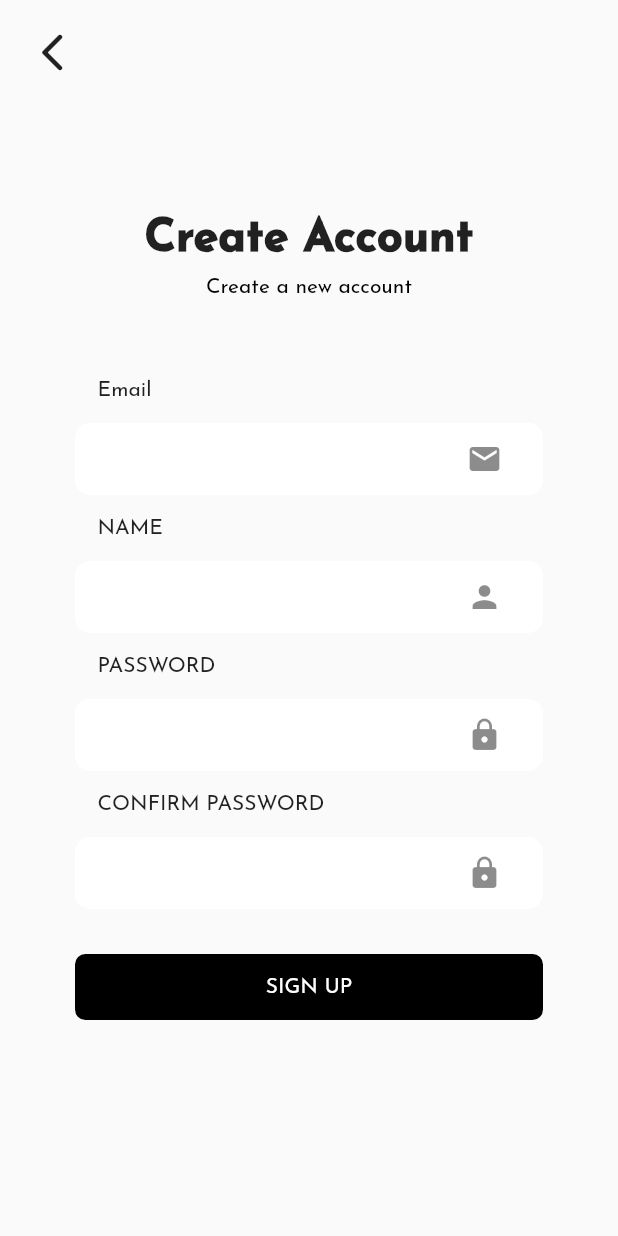
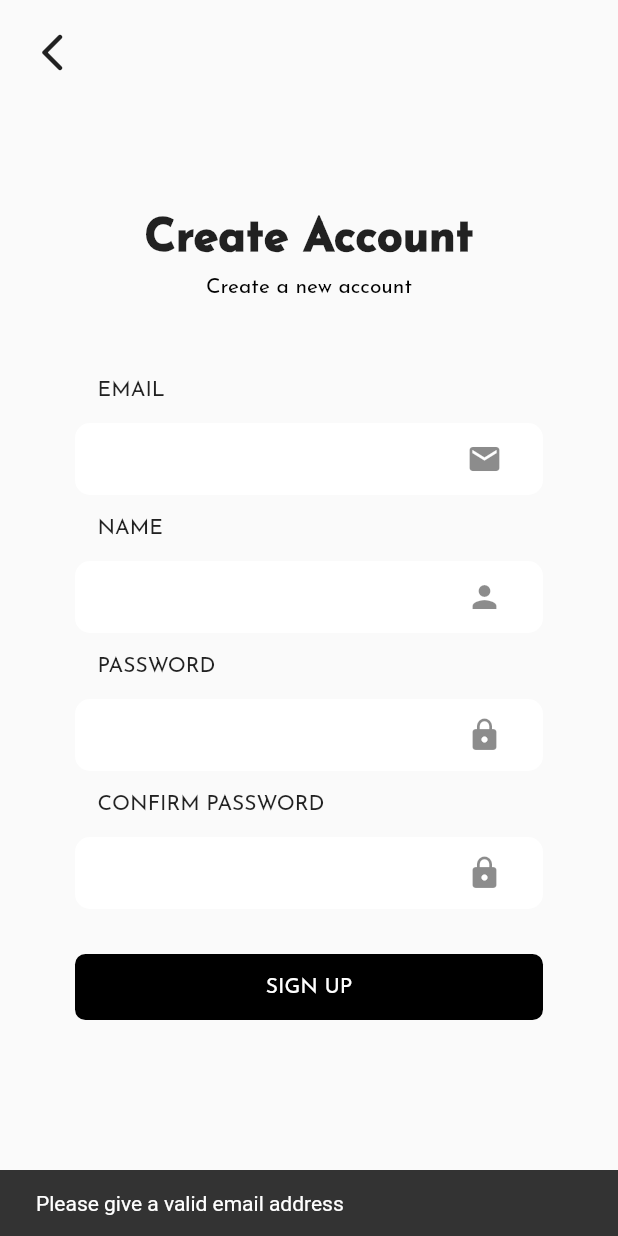
Before and after one commit to Rikoairlan57/ListAnimeMobile, a Flutter app: the RegisterScreen screen opened by its route, after a tap on "SIGN UP", on a phone screen of 412 x 824 dp. Run offline on Flutter 3.47's test engine with Material 2 defaults, Android fonts, the light colour scheme and no system bars; our stand-ins replace cloud_firestore, dio, firebase_auth, firebase_core, google_fonts; accounts and stored records are empty; network calls fail.

Commit message:
✨ ⚡️ 🎨 created register and logic with firebase auth

```diff
--- /dev/null
+++ b/lib/extensions/email_validator.dart
@@ -0,0 +1,7 @@
+extension EmailValidator on String {
+  bool isValidEmail() {
+    return RegExp(
+            r'^(([^<>()[\]\\.,;:\s@\"]+(\.[^<>()[\]\\.,;:\s@\"]+)*)|(\".+\"))@((\[[0-9]{1,3}\.[0-9]{1,3}\.[0-9]{1,3}\.[0-9]{1,3}\])|(([a-zA-Z\-0-9]+\.)+[a-zA-Z]{2,}))$')
+        .hasMatch(this);
+  }
+}
--- a/lib/screens/register_screen.dart
+++ b/lib/screens/register_screen.dart
@@ -1,6 +1,11 @@
 // ignore_for_file: sort_child_properties_last, prefer_const_constructors
 
+import 'package:cloud_firestore/cloud_firestore.dart';
+import 'package:firebase_auth/firebase_auth.dart';
 import 'package:flutter/material.dart';
+import 'package:listanime/screens/home_screen.dart';
+
+import '../extensions/email_validator.dart';
 
 class RegisterScreen extends StatelessWidget {
   RegisterScreen({super.key});
@@ -14,8 +19,39 @@
 
   @override
   Widget build(BuildContext context) {
+    void _submit() async {
+      final validate = _formKey.currentState!.validate();
+      if (validate) {
+        _formKey.currentState!.save();
+        if (password != c_password) {
+          ScaffoldMessenger.of(context)
+              .showSnackBar(SnackBar(content: Text('Passwords is different')));
+          return;
+        }
+        try {
+          String user = '';
+          print(email);
+          await FirebaseAuth.instance
+              .createUserWithEmailAndPassword(email: email, password: password)
+              .then((value) => user = value.user!.uid);
+          await FirebaseFirestore.instance.collection('users').doc(user).set({
+            'email': email.trim(),
+            'name': name,
+            'bio': '',
+            'imageurl': '',
+          });
+          print(user);
+          Navigator.pop(context);
+        } on FirebaseAuthException catch (e) {
+          ScaffoldMessenger.of(context).showSnackBar(
+              SnackBar(content: Text(e.message! + ' (firebase error)')));
+        }
+      }
+    }
+
     return SafeArea(
       child: Scaffold(
+        // backgroundColor: Colos.white,
         body: Stack(
           children: [
             Container(
@@ -50,7 +86,7 @@
                               padding: const EdgeInsets.all(15),
                               width: double.infinity,
                               child: Text(
-                                "Email",
+                                'EMAIL',
                                 textAlign: TextAlign.start,
                               ),
                             ),
@@ -61,6 +97,15 @@
                                 color: Colors.white,
                               ),
                               child: TextFormField(
+                                validator: (value) {
+                                  if (!value!.isValidEmail()) {
+                                    ScaffoldMessenger.of(context).showSnackBar(
+                                        SnackBar(
+                                            content: Text(
+                                                'Please give a valid email address')));
+                                  }
+                                },
+                                onSaved: (newValue) => email = newValue ?? '',
                                 textAlignVertical: TextAlignVertical.center,
                                 decoration: InputDecoration(
                                   border: InputBorder.none,
@@ -83,6 +128,15 @@
                                 color: Colors.white,
                               ),
                               child: TextFormField(
+                                validator: (value) {
+                                  if (value!.isEmpty) {
+                                    ScaffoldMessenger.of(context).showSnackBar(
+                                        SnackBar(
+                                            content:
+                                                Text('Please give a name')));
+                                  }
+                                },
+                                onSaved: (newValue) => name = newValue ?? '',
                                 textAlignVertical: TextAlignVertical.center,
                                 decoration: InputDecoration(
                                   border: InputBorder.none,
@@ -105,6 +159,17 @@
                                 color: Colors.white,
                               ),
                               child: TextFormField(
+                                validator: (value) {
+                                  if (value!.length < 7) {
+                                    ScaffoldMessenger.of(context).showSnackBar(
+                                        SnackBar(
+                                            content: Text(
+                                                'Password needs a minimum length of 7')));
+                                    return;
+                                  }
+                                },
+                                onSaved: (newValue) =>
+                                    password = newValue ?? '',
                                 obscureText: true,
                                 textAlignVertical: TextAlignVertical.center,
                                 decoration: InputDecoration(
@@ -127,6 +192,17 @@
                                 color: Colors.white,
                               ),
                               child: TextFormField(
+                                onSaved: (newValue) =>
+                                    c_password = newValue ?? '',
+                                validator: (value) {
+                                  if (value!.length < 7) {
+                                    ScaffoldMessenger.of(context).showSnackBar(
+                                        SnackBar(
+                                            content: Text(
+                                                'Password needs a minimum length of 7')));
+                                    return;
+                                  }
+                                },
                                 textAlignVertical: TextAlignVertical.center,
                                 obscureText: true,
                                 decoration: InputDecoration(
@@ -141,9 +217,15 @@
                         height: 20,
                       ),
                       GestureDetector(
-                        onTap: () {},
+                        onTap: () {
+                          Navigator.of(context).pushReplacement(
+                            MaterialPageRoute(
+                              builder: (context) => HomeScreen(),
+                            ),
+                          );
+                        },
                         child: GestureDetector(
-                          onTap: () => {},
+                          onTap: () => _submit(),
                           child: Container(
                             margin: EdgeInsets.symmetric(vertical: 10),
                             width: double.infinity,
@@ -158,7 +240,7 @@
                             ),
                           ),
                         ),
-                      )
+                      ),
                     ],
                     mainAxisAlignment: MainAxisAlignment.center,
                     crossAxisAlignment: CrossAxisAlignment.center,
```
Also changed, not shown: lib/screens/home_screen.dart (+25 -1 lines).
